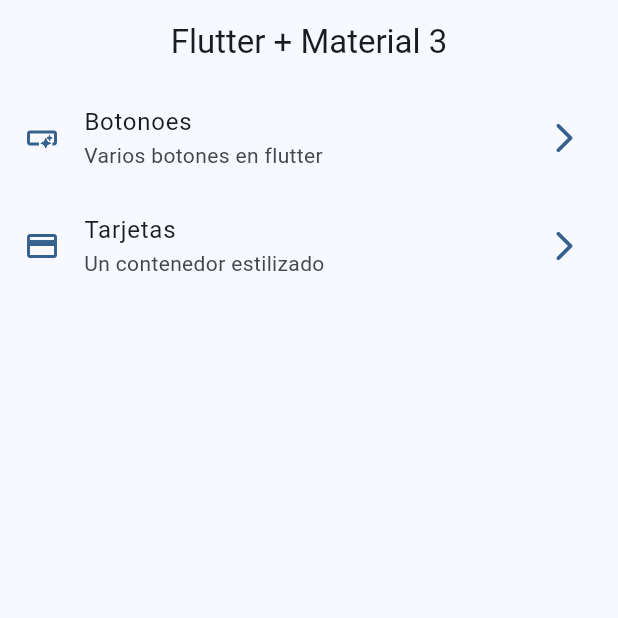
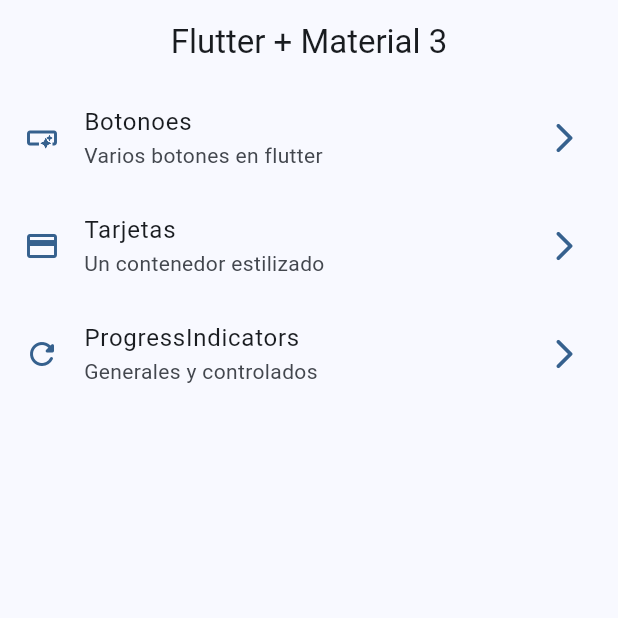
Before and after one commit to harojortiz/widgets-app, a Flutter app: the screen it shows after launch, on a phone screen of 412 x 824 dp, the top half of it. Run offline on Flutter 3.47's test engine with Material 3 defaults, Android fonts, the phone set to English and light mode, and no system bars; our stand-ins replace go_router.

Commit message:
progress indicator finished

```diff
--- a/lib/config/menu/menu_items.dart
+++ b/lib/config/menu/menu_items.dart
@@ -24,4 +24,9 @@ const appMenuItems = <MenuItems>[
       subTitle: 'Un contenedor estilizado',
       link: '/cards',
       icon: Icons.credit_card),
+  MenuItems(
+      title: 'ProgressIndicators',
+      subTitle: 'Generales y controlados',
+      link: '/progress',
+      icon: Icons.refresh_rounded),
 ];
--- a/lib/config/router/app_router.dart
+++ b/lib/config/router/app_router.dart
@@ -20,5 +20,10 @@ final appRouter = GoRouter(
       name: CardsScreen.name,
       builder: (context, state) => const CardsScreen(),
     ),
+    GoRoute(
+      path: '/progress',
+      name: ProgressScreen.name,
+      builder: (context, state) => const ProgressScreen(),
+    ),
   ],
 );
```
Also changed, not shown: lib/presentation/screens/progress/progress_screen.dart (+59 -1 lines).
